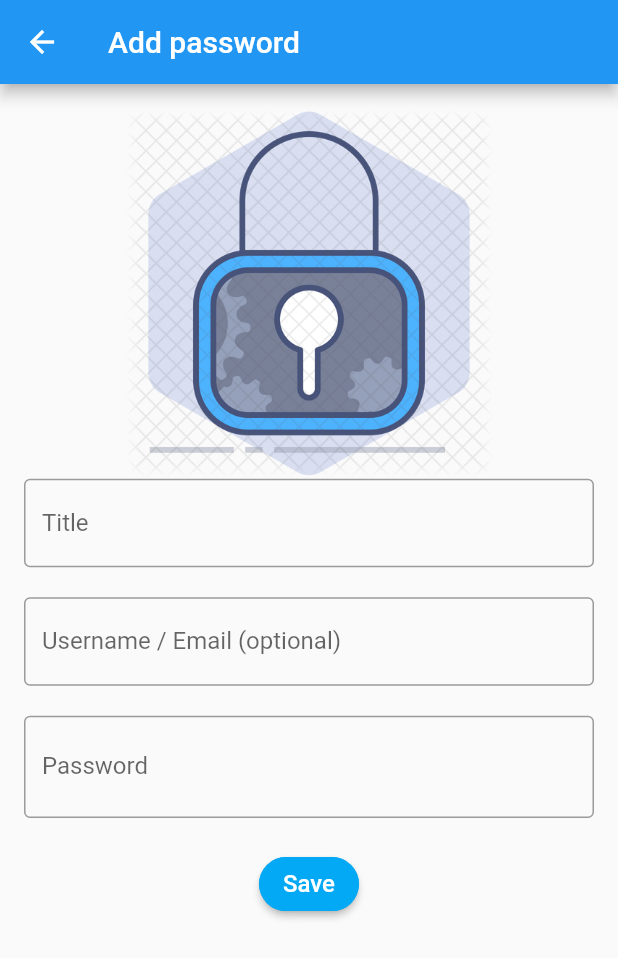
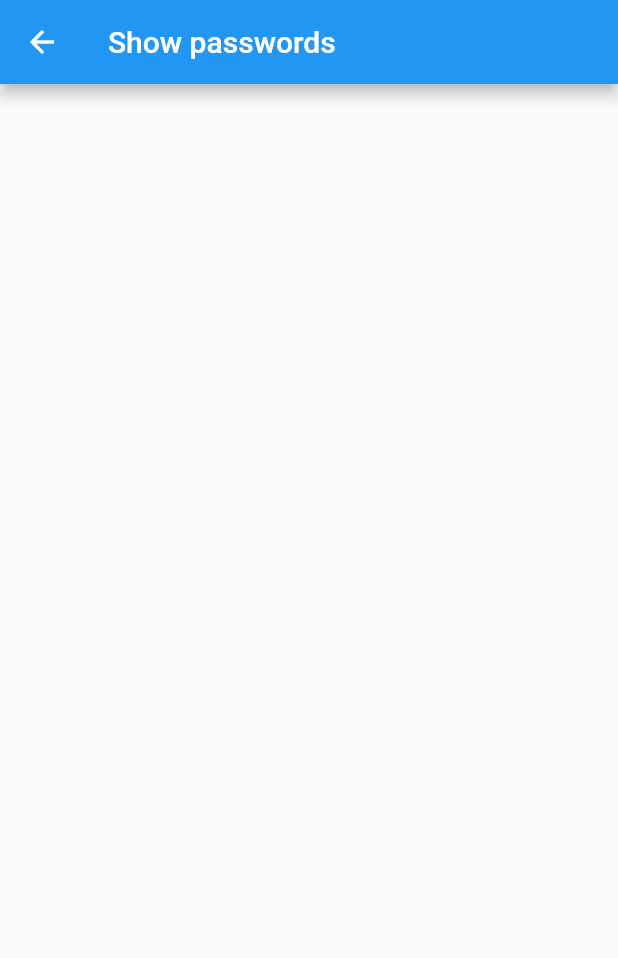
Before and after one commit to tanvir-ahmod/password_manager, a Flutter app: the screen it shows after launch, on a phone screen of 412 x 824 dp. Shown: the top 958 px of the screen. Run offline on Flutter 3.47's test engine with Material 2 defaults, Android fonts, the phone set to English and light mode, and no system bars; our stand-ins replace flutter_bloc, flutter_secure_storage, google_fonts, hive, hive_flutter; missing offline and left inert: encrypt; accounts and stored records are empty; generated files the repository leaves out were written again.

Commit message:
Implement show passwords feature

```diff
--- /dev/null
+++ b/lib/bloc/show_password/show_password_bloc.dart
@@ -0,0 +1,20 @@
+import 'package:flutter_bloc/flutter_bloc.dart';
+import 'package:password_manager/bloc/show_password/show_password_event.dart';
+import 'package:password_manager/bloc/show_password/show_password_state.dart';
+import 'package:password_manager/data/repositories/show_password/show_password_repository.dart';
+import 'package:password_manager/models/password_model.dart';
+
+class ShowPasswordBloc extends Bloc<ShowPasswordEvent, ShowPasswordState> {
+  final ShowPasswordRepository _showPasswordRepository;
+
+  ShowPasswordBloc(this._showPasswordRepository) : super(null);
+
+  @override
+  Stream<ShowPasswordState> mapEventToState(ShowPasswordEvent event) async* {
+    if (event is GetPasswordsEvent) {
+      List<PasswordModel> passwords =
+          await _showPasswordRepository.getPasswords();
+      yield GetPasswordState(passwords);
+    }
+  }
+}
--- /dev/null
+++ b/lib/bloc/show_password/show_password_event.dart
@@ -0,0 +1,5 @@
+
+
+abstract class ShowPasswordEvent {}
+
+class GetPasswordsEvent extends ShowPasswordEvent{}
--- /dev/null
+++ b/lib/bloc/show_password/show_password_state.dart
@@ -0,0 +1,9 @@
+import 'package:password_manager/models/password_model.dart';
+
+abstract class ShowPasswordState {}
+
+class GetPasswordState extends ShowPasswordState {
+  List<PasswordModel> passwords;
+
+  GetPasswordState(this.passwords);
+}
--- /dev/null
+++ b/lib/data/dao/show_password/show _password_dao_impl.dart
@@ -0,0 +1,18 @@
+import 'package:hive/hive.dart';
+import 'package:password_manager/data/dao/show_password/show_password_dao.dart';
+import 'package:password_manager/models/password_model.dart';
+import 'package:password_manager/utils/constants.dart';
+
+class ShowPasswordDaoImpl extends ShowPasswordDao {
+
+
+  @override
+  Future<List<PasswordModel>> getPasswords() async{
+    final passwords = Hive.box<PasswordModel>(Constants.PASSWORD_DB);
+    List<PasswordModel> result = [];
+    for (var i = 0; i < passwords.length; i++) {
+      result.add(passwords.getAt(i));
+    }
+    return result;
+  }
+}
--- /dev/null
+++ b/lib/data/dao/show_password/show_password_dao.dart
@@ -0,0 +1,5 @@
+import 'package:password_manager/models/password_model.dart';
+
+abstract class ShowPasswordDao {
+  Future<List<PasswordModel>> getPasswords();
+}
--- /dev/null
+++ b/lib/data/repositories/show_password/show_password_repository.dart
@@ -0,0 +1,5 @@
+
+abstract class ShowPasswordRepository {
+
+   Future getPasswords();
+}
--- /dev/null
+++ b/lib/data/repositories/show_password/show_password_repository_impl.dart
@@ -0,0 +1,9 @@
+import 'package:password_manager/data/dao/show_password/show%20_password_dao_impl.dart';
+import 'package:password_manager/data/repositories/show_password/show_password_repository.dart';
+
+class ShowPasswordRepositoryImpl extends ShowPasswordRepository {
+  final ShowPasswordDaoImpl _showPasswordDao = ShowPasswordDaoImpl();
+
+  @override
+  Future getPasswords() => _showPasswordDao.getPasswords();
+}
--- a/lib/main.dart
+++ b/lib/main.dart
@@ -3,7 +3,9 @@ import 'package:flutter_bloc/flutter_bloc.dart';
 import 'package:hive/hive.dart';
 import 'package:hive_flutter/hive_flutter.dart';
 import 'package:password_manager/bloc/add_password/add_password_bloc.dart';
+import 'package:password_manager/bloc/show_password/show_password_bloc.dart';
 import 'package:password_manager/data/repositories/add_password/add_password_repository_impl.dart';
+import 'package:password_manager/data/repositories/show_password/show_password_repository_impl.dart';
 import 'package:password_manager/models/password_model.dart';
 import 'package:password_manager/utils/constants.dart';
 
@@ -24,6 +26,9 @@ class MyApp extends StatelessWidget {
         BlocProvider<AddPasswordBloc>(
           create: (context) => AddPasswordBloc(AddPasswordRepositoryImpl()),
         ),
+        BlocProvider<ShowPasswordBloc>(
+          create: (context) => ShowPasswordBloc(ShowPasswordRepositoryImpl()),
+        ),
       ],
       child: MaterialApp(
         debugShowCheckedModeBanner: false,
@@ -33,7 +38,7 @@ class MyApp extends StatelessWidget {
           visualDensity: VisualDensity.adaptivePlatformDensity,
         ),
         onGenerateRoute: AppRouter.generateRoute,
-        initialRoute: AddPasswordRoute,
+        initialRoute: ShowPasswordsRoute,
       ),
     );
   }
--- /dev/null
+++ b/lib/ui/show_passwords.dart
@@ -0,0 +1,43 @@
+import 'package:flutter/cupertino.dart';
+import 'package:flutter/material.dart';
+import 'package:flutter_bloc/flutter_bloc.dart';
+import 'package:password_manager/bloc/show_password/show_password_bloc.dart';
+import 'package:password_manager/bloc/show_password/show_password_event.dart';
+import 'package:password_manager/bloc/show_password/show_password_state.dart';
+import 'package:password_manager/models/password_model.dart';
+
+class ShowPasswords extends StatelessWidget {
+  @override
+  Widget build(BuildContext context) {
+    BlocProvider.of<ShowPasswordBloc>(context).add(GetPasswordsEvent());
+    return Scaffold(
+        appBar: AppBar(title: Text("Show passwords")),
+        body: BlocBuilder<ShowPasswordBloc, ShowPasswordState>(
+            builder: (context, state) {
+          if (state is GetPasswordState) {
+            return _showPasswords(state.passwords);
+          } else {
+            return Container();
+          }
+        }));
+  }
+
+  Widget _showPasswords(List<PasswordModel> passwords) {
+    return ListView.separated(
+        itemCount: passwords.length,
+        itemBuilder: (BuildContext context, int index) {
+          return ListTile(
+            title: Text(passwords[index].title),
+            subtitle: Text(passwords[index].userName),
+            leading: CircleAvatar(
+              backgroundImage: AssetImage('assets/images/lock_icon_2.png'),
+            ),
+            trailing: Icon(Icons.keyboard_arrow_right),
+            onTap: () {},
+          );
+        },
+        separatorBuilder: (context, index) {
+          return Divider();
+        });
+  }
+}
--- a/lib/utils/app_router.dart
+++ b/lib/utils/app_router.dart
@@ -3,11 +3,13 @@ import 'package:password_manager/ui/add_password.dart';
 import 'package:password_manager/ui/enter_master_password.dart';
 import 'package:password_manager/ui/home.dart';
 import 'package:password_manager/ui/setup_master_password.dart';
+import 'package:password_manager/ui/show_passwords.dart';
 
 const String HomeRoute = "/";
 const String SetupMasterPasswordRoute = "/setupMasterPassword";
 const String EnterMasterPasswordRoute = "/enterMasterPassword";
 const String AddPasswordRoute = "/addMasterPassword";
+const String ShowPasswordsRoute = "/showPassword";
 
 class AppRouter {
   static Route<dynamic> generateRoute(RouteSettings settings) {
@@ -20,6 +22,8 @@ class AppRouter {
         return MaterialPageRoute(builder: (_) => EnterMasterPassword());
       case AddPasswordRoute:
         return MaterialPageRoute(builder: (_) => AddPassword());
+      case ShowPasswordsRoute:
+        return MaterialPageRoute(builder: (_) => ShowPasswords());
       default:
         return MaterialPageRoute(
             builder: (_) => Scaffold(
--- a/pubspec.yaml
+++ b/pubspec.yaml
@@ -57,6 +57,7 @@ flutter:
   assets:
      - assets/images/lock_icon.png
      - assets/images/password_setup.png
+     - assets/images/lock_icon_2.png
 
   # An image asset can refer to one or more resolution-specific "variants", see
   # https://flutter.dev/assets-and-images/#resolution-aware.
```
Also changed, not shown: assets/images/lock_icon_2.png (added).
